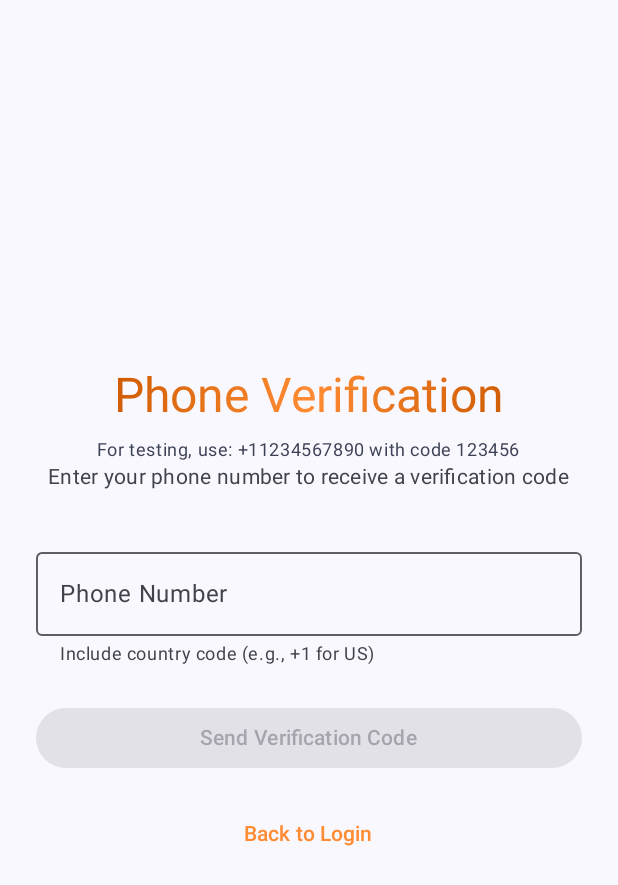
After one commit to Jnwab/The-Cookout, an Android app built with Jetpack Compose: the composable PhoneAuthScreen shown on its own in the app's theme, on a phone screen of 412 x 824 dp. The commit adds this screen. Shown: the top 885 px of the screen. Run offline under Robolectric (Android 15) with nearby library versions, the light colour scheme and no system bars.

Commit message:
Made Phone verification possible

```diff
--- a/app/build.gradle.kts
+++ b/app/build.gradle.kts
@@ -58,6 +58,7 @@ dependencies {
     implementation("com.google.firebase:firebase-auth")
     implementation("com.google.firebase:firebase-database")
     implementation("com.google.firebase:firebase-storage")
+    implementation("com.googlecode.libphonenumber:libphonenumber:8.13.26")
     implementation(libs.androidx.core.ktx)
     implementation(libs.androidx.lifecycle.runtime.ktx)
     implementation(libs.androidx.activity.compose)
--- /dev/null
+++ b/app/src/main/java/com/cecs491b/thecookout/uiScreens/PhoneAuthScreen.kt
@@ -0,0 +1,160 @@
+package com.cecs491b.thecookout.uiScreens
+
+import androidx.compose.foundation.layout.*
+import androidx.compose.foundation.text.KeyboardOptions
+import androidx.compose.material3.*
+import androidx.compose.runtime.*
+import androidx.compose.ui.Alignment
+import androidx.compose.ui.Modifier
+import androidx.compose.ui.graphics.Brush
+import androidx.compose.ui.text.input.KeyboardType
+import androidx.compose.ui.unit.dp
+import com.cecs491b.thecookout.ui.theme.CookoutOrange
+import com.cecs491b.thecookout.ui.theme.DarkerOrange
+
+@Composable
+fun PhoneAuthScreen(
+    onSendCode: (String) -> Unit = {},
+    onVerifyCode: (String) -> Unit = {},
+    onResendCode: (String) -> Unit = {},
+    onBackToLogin: () -> Unit = {}
+) {
+    var phoneNumber by remember { mutableStateOf("") }
+    var verificationCode by remember { mutableStateOf("") }
+    var codeSent by remember { mutableStateOf(false) }
+
+    Column(
+        modifier = Modifier
+            .fillMaxSize()
+            .padding(24.dp),
+        horizontalAlignment = Alignment.CenterHorizontally,
+        verticalArrangement = Arrangement.Center
+    ) {
+        Text(
+            text = "Phone Verification",
+            style = MaterialTheme.typography.headlineLarge.copy(
+                brush = Brush.linearGradient(
+                    colors = listOf(
+                        DarkerOrange,
+                        CookoutOrange,
+                        DarkerOrange
+                    )
+                )
+            )
+        )
+
+        Spacer(modifier = Modifier.height(8.dp))
+
+        Text(
+            text = "For testing, use: +11234567890 with code 123456",
+            style = MaterialTheme.typography.bodySmall,
+            color = MaterialTheme.colorScheme.secondary
+        )
+
+        Text(
+            text = if (!codeSent)
+                "Enter your phone number to receive a verification code"
+            else
+                "Enter the 6-digit code sent to $phoneNumber",
+            style = MaterialTheme.typography.bodyMedium,
+            color = MaterialTheme.colorScheme.onSurfaceVariant
+        )
+
+        Spacer(modifier = Modifier.height(32.dp))
+
+        if (!codeSent) {
+            // Phone number input
+            OutlinedTextField(
+                value = phoneNumber,
+                onValueChange = { phoneNumber = it },
+                label = { Text("Phone Number") },
+                placeholder = { Text("+1234567890") },
+                supportingText = {
+                    Text("Include country code (e.g., +1 for US)")
+                },
+                keyboardOptions = KeyboardOptions(
+                    keyboardType = KeyboardType.Phone
+                ),
+                singleLine = true,
+                modifier = Modifier.fillMaxWidth()
+            )
+
+            Spacer(modifier = Modifier.height(24.dp))
+
+            Button(
+                onClick = {
+                    if (phoneNumber.isNotBlank()) {
+                        onSendCode(phoneNumber)
+                        codeSent = true
+                    }
+                },
+                modifier = Modifier.fillMaxWidth(),
+                enabled = phoneNumber.isNotBlank()
+            ) {
+                Text("Send Verification Code")
+            }
+        } else {
+            // Verification code input
+            OutlinedTextField(
+                value = verificationCode,
+                onValueChange = {
+                    if (it.length <= 6) {
+                        verificationCode = it
+                    }
+                },
+                label = { Text("Verification Code") },
+                placeholder = { Text("123456") },
+                keyboardOptions = KeyboardOptions(
+                    keyboardType = KeyboardType.Number
+                ),
+                singleLine = true,
+                modifier = Modifier.fillMaxWidth()
+            )
+
+            Spacer(modifier = Modifier.height(24.dp))
+
+            Button(
+                onClick = {
+                    if (verificationCode.length == 6) {
+                        onVerifyCode(verificationCode)
+                    }
+                },
+                modifier = Modifier.fillMaxWidth(),
+                enabled = verificationCode.length == 6
+            ) {
+                Text("Verify Code")
+            }
+
+            Spacer(modifier = Modifier.height(16.dp))
+
+            Row(
+                modifier = Modifier.fillMaxWidth(),
+                horizontalArrangement = Arrangement.SpaceBetween
+            ) {
+                TextButton(
+                    onClick = {
+                        codeSent = false
+                        verificationCode = ""
+                    }
+                ) {
+                    Text("Change Number")
+                }
+
+                TextButton(
+                    onClick = { onResendCode(phoneNumber) }
+                ) {
+                    Text("Resend Code")
+                }
+            }
+        }
+
+        Spacer(modifier = Modifier.height(16.dp))
+
+        TextButton(
+            onClick = onBackToLogin,
+            modifier = Modifier.fillMaxWidth()
+        ) {
+            Text("Back to Login", color = CookoutOrange)
+        }
+    }
+}
```
Also changed, not shown: app/src/main/AndroidManifest.xml (+12 -0 lines), app/src/main/java/com/cecs491b/thecookout/activities/LoginActivity.kt (+8 -1 lines), app/src/main/java/com/cecs491b/thecookout/activities/PhoneAuthActivity.kt (added, +182 -0 lines), app/src/main/java/com/cecs491b/thecookout/uiScreens/LoginScreen.kt (+13 -2 lines), 1 other file.
